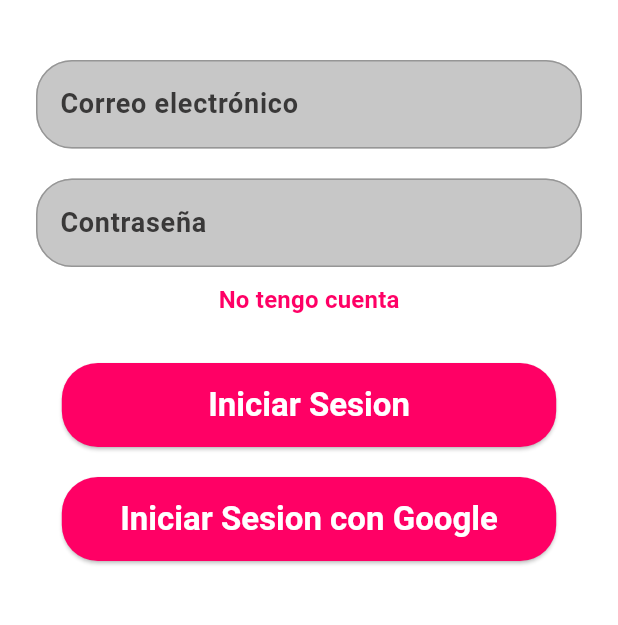
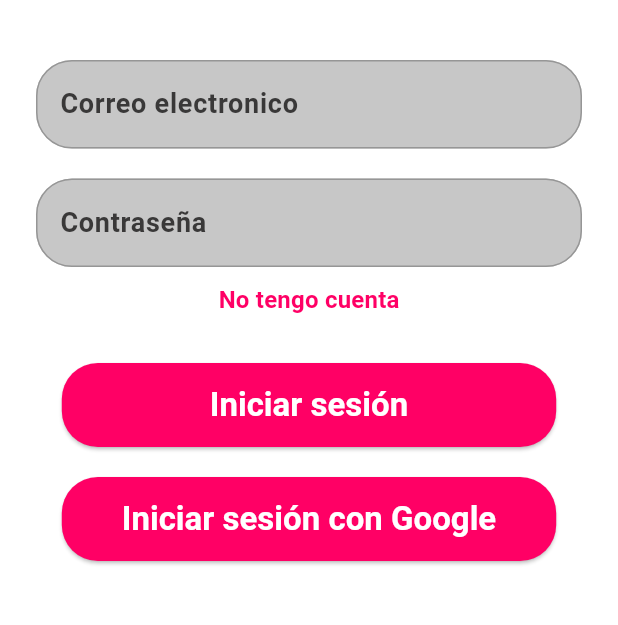
Before and after one commit to dmt947/harmoniq, a Flutter app: the screen it shows after launch, on a phone screen of 412 x 824 dp, the part 564-1189 px from its top. Run offline on Flutter 3.47's test engine with Material 3 defaults, Android fonts, the phone set to English and light mode, and no system bars; our stand-ins replace firebase_auth, firebase_core, google_sign_in; accounts and stored records are empty; generated files the repository leaves out were written again.

Commit message:
refactor(login): optimize LoginPage with state handling, keyboard dismissal, and better error handling
- Added FocusScope.of(context).unfocus() to dismiss keyboard on sign in
- Centralized loading state management with _setLoadingWhile helper
- Improved error handling with clear messages and catch blocks
- Simplified and cleaned up signInWithGoogle and signInWithCredentials logic
- UI improvements and removal of redundant code

```diff
--- a/lib/screens/LoginPage.dart
+++ b/lib/screens/LoginPage.dart
@@ -6,79 +6,153 @@ import 'package:harmoniq/widgets/BlockButton.dart';
 
 class LoginPage extends StatefulWidget {
   const LoginPage({super.key});
+
   @override
   State<LoginPage> createState() => _LoginPageState();
 }
 
 class _LoginPageState extends State<LoginPage> {
   final FirebaseAuth _auth = FirebaseAuth.instance;
-
-  bool _loading = false;
   final TextEditingController emailController = TextEditingController();
   final TextEditingController passwordController = TextEditingController();
 
-  // Methods
-  // Sign in with Google
-  Future<void> signInWithGoogle() async {
+  bool _loading = false;
+
+  @override
+  void dispose() {
+    emailController.dispose();
+    passwordController.dispose();
+    super.dispose();
+  }
+
+  // Reusable method to display errors
+  void _showError(String msg) {
+    ScaffoldMessenger.of(context).showSnackBar(SnackBar(content: Text(msg)));
+  }
+
+  // Encapsulates setState on async operations
+  Future<void> _setLoadingWhile(Future<void> Function() action) async {
     setState(() => _loading = true);
     try {
-      final GoogleSignInAccount? googleUser = await GoogleSignIn().signIn();
-      if (googleUser == null) {
-        // User cancelled operation
+      await action();
+    } finally {
       setState(() => _loading = false);
-        return;
     }
-      final GoogleSignInAuthentication googleAuth =
-          await googleUser.authentication;
+  }
 
+  Future<void> signInWithGoogle() async {
+    await _setLoadingWhile(() async {
+      final googleUser = await GoogleSignIn().signIn();
+      if (googleUser == null) return;
+
+      final googleAuth = await googleUser.authentication;
       final credential = GoogleAuthProvider.credential(
         accessToken: googleAuth.accessToken,
         idToken: googleAuth.idToken,
       );
 
-      await _auth.signInWithCredential(credential);
-    } on FirebaseAuthException catch (e) {
-      String msg = switch (e.code) {
+      // First signs in
+      final userCredential = await _auth.signInWithCredential(credential);
+
+      // Then updates username
+      final displayName = googleUser.displayName;
+      await userCredential.user?.updateDisplayName(displayName);
+
+      await userCredential.user?.reload();
+    }).catchError((e) {
+      if (e is FirebaseAuthException) {
+        final msg = switch (e.code) {
           'account-exists-with-different-credential' =>
-          'Ya existe una cuenta con otro metodo',
-        'invalid-credential' => 'Credencial Invalida, intenta de nuevo',
-        _ => 'Eror al iniciar sesion: ${e.message}',
+            'Ya existe una cuenta con otro método',
+          'invalid-credential' => 'Credencial inválida, intenta de nuevo',
+          _ => 'Error al iniciar sesión',
         };
-
-      ScaffoldMessenger.of(context).showSnackBar(SnackBar(content: Text(msg)));
-    } catch (e) {
-      ScaffoldMessenger.of(context).showSnackBar(
-        SnackBar(content: Text('Ocurrio un error inesperado: $e')),
-      );
-      print(e);
+        _showError(msg);
+      } else {
+        _showError('Ocurrió un error inesperado: $e');
       }
+    });
   }
 
-  // Sign in with password and email
   Future<void> signInWithCredentials() async {
-    setState(() => _loading = true);
-    try {
-      await _auth.signInWithEmailAndPassword(
-        email: emailController.text.trim(),
-        password: passwordController.text.trim(),
-      );
-    } on FirebaseAuthException catch (e) {
-      setState(() => _loading = false);
+    FocusScope.of(context).unfocus();
+    await _setLoadingWhile(() async {
+      final email = emailController.text.trim();
+      final password = passwordController.text.trim();
 
-      String msg = switch (e.code) {
+      if (email.isEmpty || password.isEmpty) {
+        throw FirebaseAuthException(code: 'missing-fields');
+      }
+
+      await _auth.signInWithEmailAndPassword(email: email, password: password);
+    }).catchError((e) {
+      if (e is FirebaseAuthException) {
+        final msg = switch (e.code) {
           'user-not-found' => 'Usuario no encontrado',
           'wrong-password' => 'Contraseña incorrecta, intenta de nuevo',
-        'invalid-email' => 'Correo invalido',
-        _ => 'Error al iniciar sesion: ${e.message}',
+          'invalid-email' => 'Correo inválido',
+          'missing-fields' => 'Debes proporcionar un correo y contraseña',
+          _ => 'Error al iniciar sesión: ${e.code}',
         };
+        _showError(msg);
+      } else {
+        _showError('Ocurrió un error inesperado: $e');
+      }
+    });
+  }
 
-      ScaffoldMessenger.of(context).showSnackBar(SnackBar(content: Text(msg)));
-    } catch (e) {
-      ScaffoldMessenger.of(context).showSnackBar(
-        SnackBar(content: Text('Ocurrio un error inesperado: $e')),
+  Widget _buildTextField(
+    TextEditingController controller,
+    String label, {
+    bool obscure = false,
+    TextInputType keyboard = TextInputType.text,
+  }) {
+    return TextField(
+      controller: controller,
+      obscureText: obscure,
+      keyboardType: keyboard,
+      decoration: InputDecoration(labelText: label),
     );
-      print(e);
   }
+
+  Widget _buildFormFields(BuildContext context) {
+    return Column(
+      children: [
+        _buildTextField(emailController, 'Correo electronico', keyboard: TextInputType.emailAddress),
+        const SizedBox(height: 20),
+        _buildTextField(passwordController, 'Contraseña', obscure: true),
+        const SizedBox(height: 10),
+        GestureDetector(
+          onTap: () {
+            Navigator.push(
+              context,
+              MaterialPageRoute(builder: (_) => const SignupPage()),
+            );
+          },
+          child: Text(
+            'No tengo cuenta',
+            style: Theme.of(context).textTheme.titleMedium,
+          ),
+        ),
+      ],
+    );
+  }
+
+  Widget _buildButtons() {
+    return Column(
+      mainAxisAlignment: MainAxisAlignment.spaceAround,
+      children: [
+        Blockbutton(
+          onPressed: signInWithCredentials,
+          child: const Text('Iniciar sesión'),
+        ),
+        const SizedBox(height: 20),
+        Blockbutton(
+          onPressed: signInWithGoogle,
+          child: const Text('Iniciar sesión con Google'),
+        ),
+      ],
+    );
   }
 
   @override
@@ -92,8 +166,6 @@ class _LoginPageState extends State<LoginPage> {
                 : Stack(
                   children: [
                     Container(
-                      //TO DO: Add background image
-                      // Background of the screen
                       color: Theme.of(context).appBarTheme.backgroundColor,
                     ),
                     Align(
@@ -108,17 +180,17 @@ class _LoginPageState extends State<LoginPage> {
                           reverse: true,
                           child: Center(
                             child: Container(
-                              padding: EdgeInsets.all(24),
+                              padding: const EdgeInsets.all(24),
                               decoration: BoxDecoration(
                                 color:
                                     Theme.of(context).scaffoldBackgroundColor,
-                                borderRadius: BorderRadius.only(
+                                borderRadius: const BorderRadius.only(
                                   topLeft: Radius.circular(32),
                                   topRight: Radius.circular(32),
                                 ),
                               ),
                               child: Padding(
-                                padding: EdgeInsets.only(top: 10),
+                                padding: const EdgeInsets.only(top: 10),
                                 child: Column(
                                   crossAxisAlignment: CrossAxisAlignment.center,
                                   children: [
@@ -129,67 +201,11 @@ class _LoginPageState extends State<LoginPage> {
                                             context,
                                           ).textTheme.displayMedium,
                                     ),
-                                    SizedBox(height: 40),
-                                    Column(
-                                      children: [
-                                        TextField(
-                                          controller: emailController,
-                                          keyboardType:
-                                              TextInputType.emailAddress,
-                                          decoration: const InputDecoration(
-                                            labelText: 'Correo electrónico',
-                                          ),
-                                        ),
-                                        SizedBox(height: 20),
-                                        TextField(
-                                          controller: passwordController,
-                                          obscureText: true,
-                                          decoration: const InputDecoration(
-                                            labelText: 'Contraseña',
-                                          ),
-                                        ),
-                                        SizedBox(height: 10),
-                                        Center(
-                                          child: GestureDetector(
-                                            onTap: () {
-                                              Navigator.push(
-                                                context,
-                                                MaterialPageRoute(
-                                                  builder: (_) => SignupPage(),
-                                                ),
-                                              );
-                                            },
-                                            child: Text(
-                                              'No tengo cuenta',
-                                              style:
-                                                  Theme.of(
-                                                    context,
-                                                  ).textTheme.titleMedium,
-                                            ),
-                                          ),
-                                        ),
-                                      ],
-                                    ),
-                                    SizedBox(height: 30),
-                                    Column(
-                                      mainAxisAlignment:
-                                          MainAxisAlignment.spaceAround,
-                                      children: [
-                                        Blockbutton(
-                                          onPressed: signInWithCredentials,
-                                          child: Text('Iniciar Sesion'),
-                                        ),
-                                        SizedBox(height: 20),
-                                        Blockbutton(
-                                          onPressed: signInWithGoogle,
-                                          child: Text(
-                                            // TODO: Change Google Button to the one in the requirements
-                                            'Iniciar Sesion con Google',
-                                          ),
-                                        ),
-                                      ],
-                                    ),
-                                    SizedBox(height: 50),
+                                    const SizedBox(height: 40),
+                                    _buildFormFields(context),
+                                    const SizedBox(height: 30),
+                                    _buildButtons(),
+                                    const SizedBox(height: 50),
                                   ],
                                 ),
                               ),
```
Lines whose indentation alone changed are shown as unchanged.
